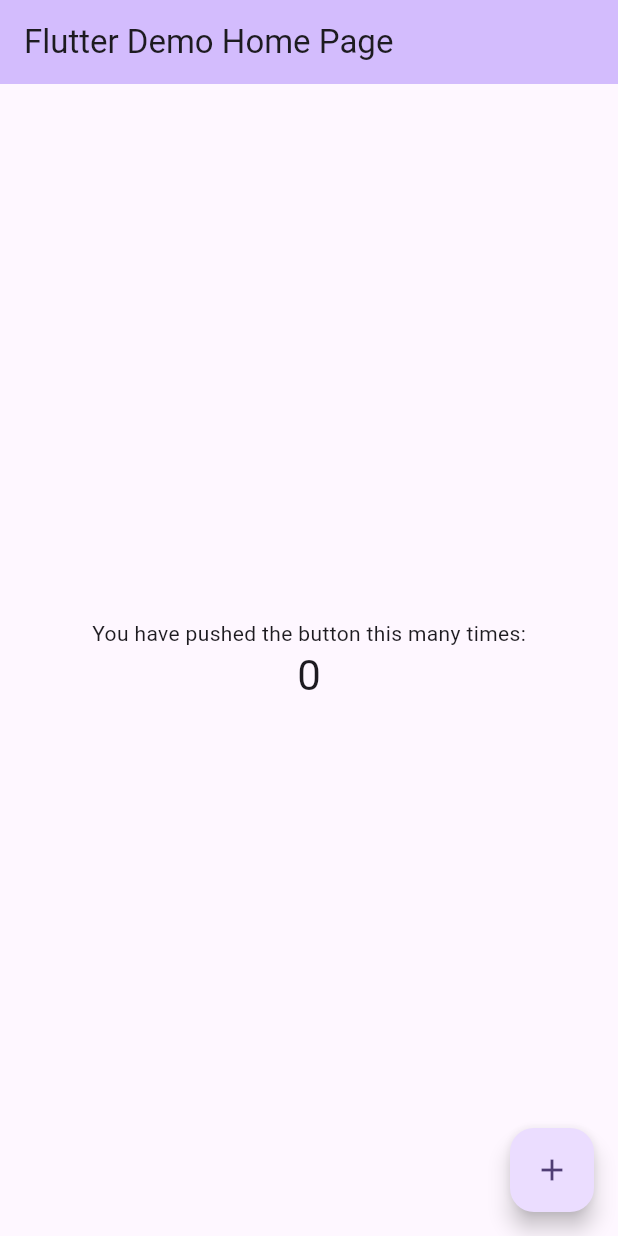
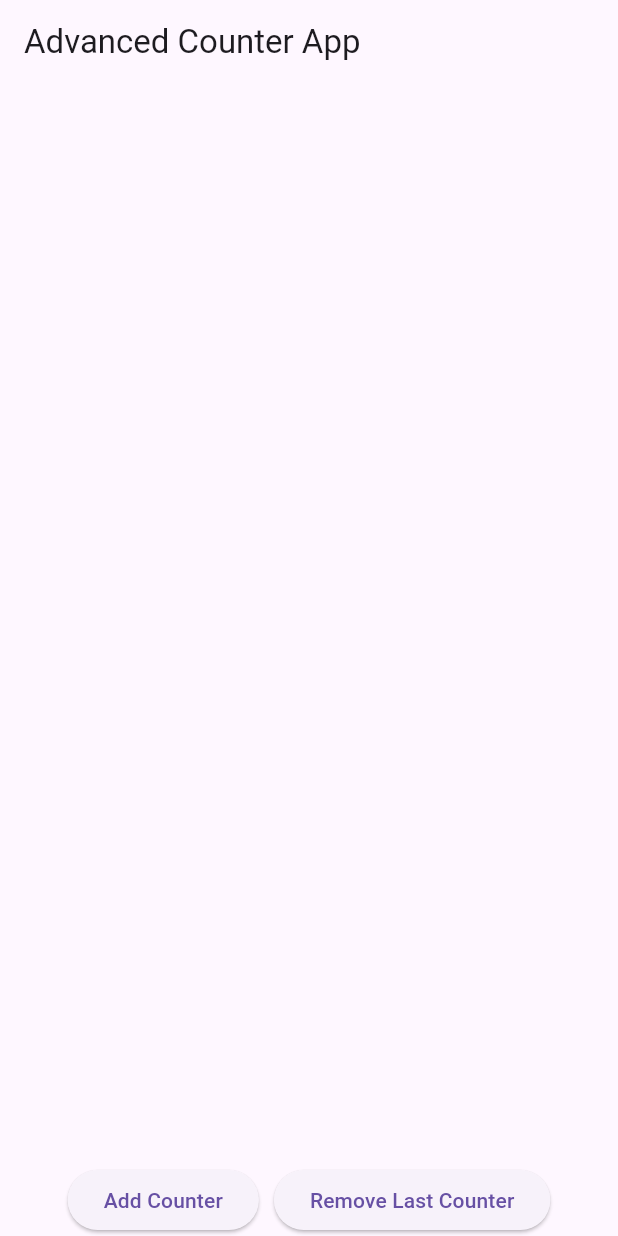
Before and after one commit to liwangivone/Flutter-Provider, a Flutter app: the screen it shows after launch, on a phone screen of 412 x 824 dp. Run offline on Flutter 3.47's test engine with Material 3 defaults, Android fonts, the phone set to English and light mode, and no system bars.

Commit message:
part 1 and part 2

```diff
--- a/advanced_state_management/lib/main.dart
+++ b/advanced_state_management/lib/main.dart
@@ -1,125 +1,95 @@
 import 'package:flutter/material.dart';
+import 'global_state.dart'; // Import file global_state.dart
 
 void main() {
-  runApp(const MyApp());
+  runApp(const GlobalStateApp());
 }
 
-class MyApp extends StatelessWidget {
-  const MyApp({super.key});
+// Widget utama aplikasi
+class GlobalStateApp extends StatefulWidget {
+  const GlobalStateApp({super.key});
 
-  // This widget is the root of your application.
+  @override
+  _GlobalStateAppState createState() => _GlobalStateAppState();
+}
+
+// State untuk aplikasi dengan GlobalState
+class _GlobalStateAppState extends State<GlobalStateApp> {
+  // Inisialisasi GlobalState
+  final GlobalState globalState = GlobalState();
+
   @override
   Widget build(BuildContext context) {
     return MaterialApp(
-      title: 'Flutter Demo',
-      theme: ThemeData(
-        // This is the theme of your application.
-        //
-        // TRY THIS: Try running your application with "flutter run". You'll see
-        // the application has a purple toolbar. Then, without quitting the app,
-        // try changing the seedColor in the colorScheme below to Colors.green
-        // and then invoke "hot reload" (save your changes or press the "hot
-        // reload" button in a Flutter-supported IDE, or press "r" if you used
-        // the command line to start the app).
-        //
-        // Notice that the counter didn't reset back to zero; the application
-        // state is not lost during the reload. To reset the state, use hot
-        // restart instead.
-        //
-        // This works for code too, not just values: Most code changes can be
-        // tested with just a hot reload.
-        colorScheme: ColorScheme.fromSeed(seedColor: Colors.deepPurple),
-        useMaterial3: true,
-      ),
-      home: const MyHomePage(title: 'Flutter Demo Home Page'),
-    );
-  }
-}
-
-class MyHomePage extends StatefulWidget {
-  const MyHomePage({super.key, required this.title});
-
-  // This widget is the home page of your application. It is stateful, meaning
-  // that it has a State object (defined below) that contains fields that affect
-  // how it looks.
-
-  // This class is the configuration for the state. It holds the values (in this
-  // case the title) provided by the parent (in this case the App widget) and
-  // used by the build method of the State. Fields in a Widget subclass are
-  // always marked "final".
-
-  final String title;
-
-  @override
-  State<MyHomePage> createState() => _MyHomePageState();
-}
-
-class _MyHomePageState extends State<MyHomePage> {
-  int _counter = 0;
-
-  void _incrementCounter() {
-    setState(() {
-      // This call to setState tells the Flutter framework that something has
-      // changed in this State, which causes it to rerun the build method below
-      // so that the display can reflect the updated values. If we changed
-      // _counter without calling setState(), then the build method would not be
-      // called again, and so nothing would appear to happen.
-      _counter++;
-    });
-  }
-
-  @override
-  Widget build(BuildContext context) {
-    // This method is rerun every time setState is called, for instance as done
-    // by the _incrementCounter method above.
-    //
-    // The Flutter framework has been optimized to make rerunning build methods
-    // fast, so that you can just rebuild anything that needs updating rather
-    // than having to individually change instances of widgets.
-    return Scaffold(
-      appBar: AppBar(
-        // TRY THIS: Try changing the color here to a specific color (to
-        // Colors.amber, perhaps?) and trigger a hot reload to see the AppBar
-        // change color while the other colors stay the same.
-        backgroundColor: Theme.of(context).colorScheme.inversePrimary,
-        // Here we take the value from the MyHomePage object that was created by
-        // the App.build method, and use it to set our appbar title.
-        title: Text(widget.title),
-      ),
-      body: Center(
-        // Center is a layout widget. It takes a single child and positions it
-        // in the middle of the parent.
-        child: Column(
-          // Column is also a layout widget. It takes a list of children and
-          // arranges them vertically. By default, it sizes itself to fit its
-          // children horizontally, and tries to be as tall as its parent.
-          //
-          // Column has various properties to control how it sizes itself and
-          // how it positions its children. Here we use mainAxisAlignment to
-          // center the children vertically; the main axis here is the vertical
-          // axis because Columns are vertical (the cross axis would be
-          // horizontal).
-          //
-          // TRY THIS: Invoke "debug painting" (choose the "Toggle Debug Paint"
-          // action in the IDE, or press "p" in the console), to see the
-          // wireframe for each widget.
-          mainAxisAlignment: MainAxisAlignment.center,
-          children: <Widget>[
-            const Text(
-              'You have pushed the button this many times:',
+      home: Scaffold(
+        appBar: AppBar(title: const Text('Advanced Counter App')),
+        body: Column(
+          children: [
+            // Bagian untuk menampilkan daftar counter
+            Expanded(
+              child: ListView.builder(
+                itemCount: globalState.counters.length,
+                itemBuilder: (context, index) {
+                  return ListTile(
+                    // Menampilkan nilai dari setiap counter
+                    title: Text('Counter ${index + 1}: ${globalState.counters[index]}'),
+                    trailing: Row(
+                      mainAxisSize: MainAxisSize.min,
+                      children: [
+                        // Tombol decrement untuk mengurangi nilai counter
+                        IconButton(
+                          icon: const Icon(Icons.remove, color: Colors.red),
+                          onPressed: () {
+                            setState(() {
+                              globalState.decrementCounter(index);
+                            });
+                          },
+                        ),
+                        // Tombol increment untuk menambah nilai counter
+                        IconButton(
+                          icon: const Icon(Icons.add, color: Colors.green),
+                          onPressed: () {
+                            setState(() {
+                              globalState.incrementCounter(index);
+                            });
+                          },
+                        ),
+                      ],
+                    ),
+                  );
+                },
+              ),
             ),
-            Text(
-              '$_counter',
-              style: Theme.of(context).textTheme.headlineMedium,
+            // Bagian untuk menambah dan menghapus counter
+            Row(
+              mainAxisAlignment: MainAxisAlignment.center,
+              children: [
+                // Tombol untuk menambahkan counter baru
+                ElevatedButton(
+                  onPressed: () {
+                    setState(() {
+                      globalState.addCounter();
+                    });
+                  },
+                  child: const Text('Add Counter'),
+                ),
+                const SizedBox(width: 10),
+                // Tombol untuk menghapus counter terakhir
+                ElevatedButton(
+                  onPressed: () {
+                    setState(() {
+                      if (globalState.counters.isNotEmpty) {
+                        globalState.removeCounter(globalState.counters.length - 1);
+                      }
+                    });
+                  },
+                  child: const Text('Remove Last Counter'),
+                ),
+              ],
             ),
           ],
         ),
       ),
-      floatingActionButton: FloatingActionButton(
-        onPressed: _incrementCounter,
-        tooltip: 'Increment',
-        child: const Icon(Icons.add),
-      ), // This trailing comma makes auto-formatting nicer for build methods.
     );
   }
 }
```
Also changed, not shown: advanced_state_management/lib/global_state.dart (added, +30 -0 lines).
